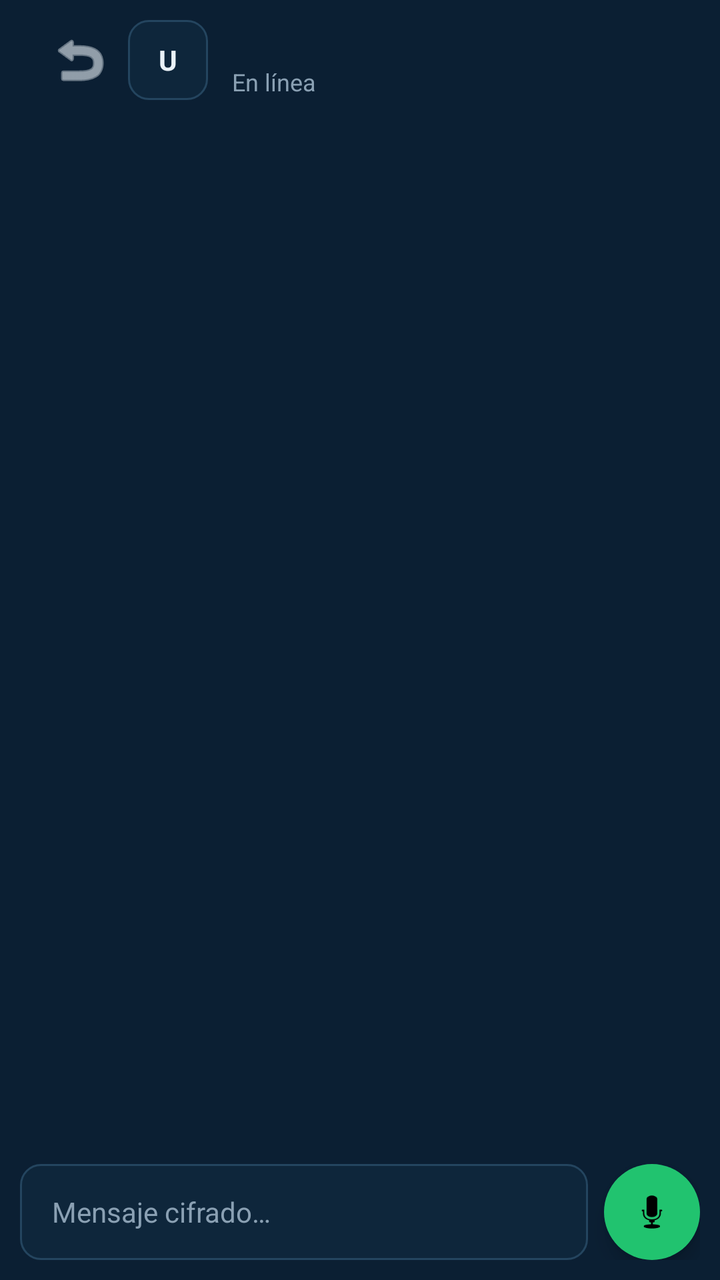
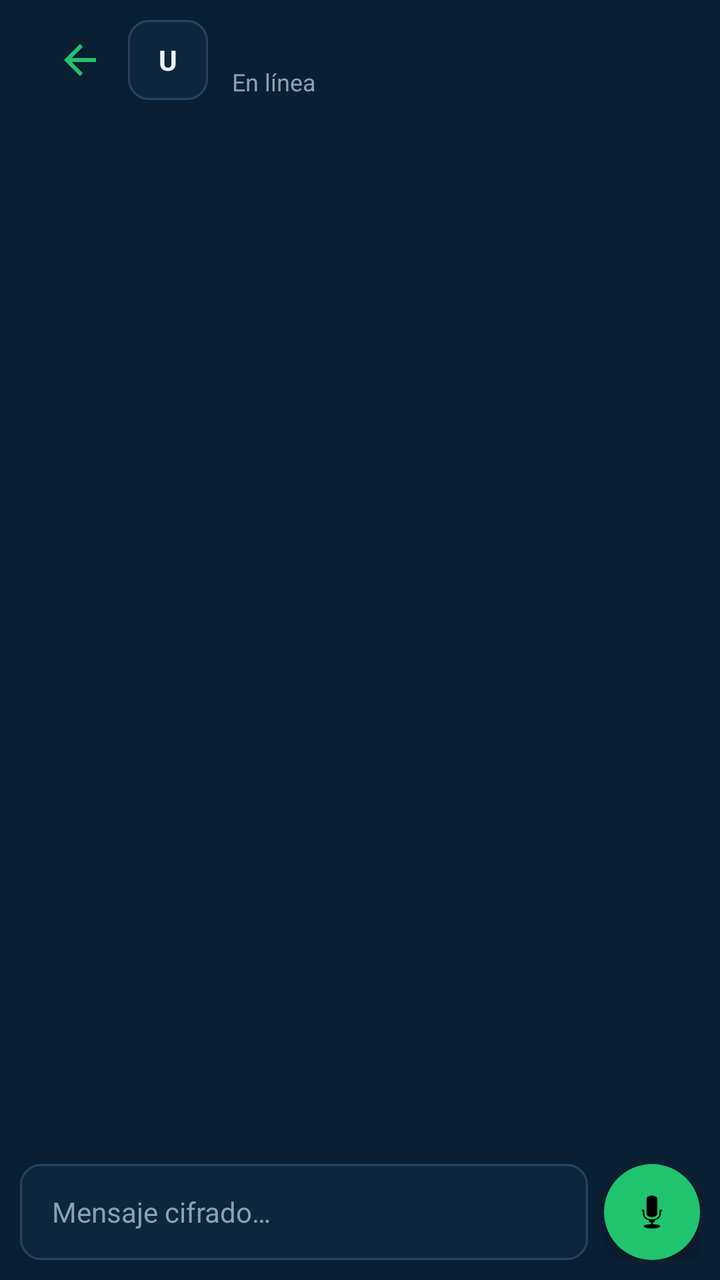

An Android layout rendered at two revisions. The XML below is the earlier revision; the diff shows what the commit changed to produce the second picture.
<!-- AndroidManifest.xml: application theme Theme.SeminarioFinal -->
<!-- res/layout/activity_chat.xml -->
<?xml version="1.0" encoding="utf-8"?>
<RelativeLayout xmlns:android="http://schemas.android.com/apk/res/android"
    xmlns:app="http://schemas.android.com/apk/res-auto"
    android:layout_width="match_parent"
    android:layout_height="match_parent"
    android:background="@color/navy">

    
    <LinearLayout
        android:id="@+id/chatHeader"
        android:layout_width="match_parent"
        android:layout_height="60dp"
        android:layout_alignParentTop="true"
        android:gravity="center_vertical"
        android:orientation="horizontal"
        android:paddingHorizontal="16dp"
        android:background="@color/navy">

        <ImageButton
            android:id="@+id/btnBack"
            android:layout_width="48dp"
            android:layout_height="48dp"
            android:background="?attr/selectableItemBackgroundBorderless"
            android:src="@android:drawable/ic_menu_revert"
            app:tint="@color/white"
            android:contentDescription="Volver atrás" />

        
        <TextView
            android:id="@+id/chAv"
            android:layout_width="40dp"
            android:layout_height="40dp"
            android:layout_marginEnd="12dp"
            android:background="@drawable/bg_input_dark"
            android:gravity="center"
            android:text="U"
            android:textColor="@color/white"
            android:textStyle="bold" />

        <LinearLayout
            android:layout_width="0dp"
            android:layout_height="wrap_content"
            android:layout_weight="1"
            android:orientation="vertical">

            <TextView
                android:id="@+id/chName"
                android:layout_width="wrap_content"
                android:layout_height="wrap_content"
                android:textColor="@color/white"
                android:textSize="16sp"
                android:textStyle="bold" />

            <TextView
                android:id="@+id/chSub"
                android:layout_width="wrap_content"
                android:layout_height="wrap_content"
                android:text="En línea"
                android:textColor="@color/mut_text"
                android:textSize="12sp" />
        </LinearLayout>
    </LinearLayout>

    
    <LinearLayout
        android:id="@+id/inputBar"
        android:layout_width="match_parent"
        android:layout_height="wrap_content"
        android:layout_alignParentBottom="true"
        android:gravity="center_vertical"
        android:orientation="horizontal"
        android:padding="10dp">

        <EditText
            android:id="@+id/txtInput"
            android:layout_width="0dp"
            android:layout_height="48dp"
            android:layout_weight="1"
            android:background="@drawable/bg_input_dark"
            android:hint="Mensaje cifrado…"
            android:textColorHint="@color/mut_text"
            android:paddingHorizontal="16dp"
            android:textColor="@color/white"
            android:textSize="14sp" />

        <com.google.android.material.floatingactionbutton.FloatingActionButton
            android:id="@+id/micBtn"
            android:layout_width="wrap_content"
            android:layout_height="wrap_content"
            android:layout_marginStart="8dp"
            android:clickable="true"
            android:focusable="true"
            android:contentDescription="Grabar audio o enviar"
            app:backgroundTint="@color/green_accent"
            app:fabCustomSize="48dp"
            app:maxImageSize="24dp"
            app:shapeAppearanceOverlay="@style/CircleFAB"
            android:src="@android:drawable/ic_btn_speak_now"
            app:tint="@android:color/black" />
    </LinearLayout>

    
    <androidx.recyclerview.widget.RecyclerView
        android:id="@+id/chatRecyclerView"
        android:layout_width="match_parent"
        android:layout_height="match_parent"
        android:layout_above="@id/inputBar"
        android:layout_below="@id/chatHeader"
        android:padding="16dp"
        android:clipToPadding="false" />

</RelativeLayout>
<!-- resources referenced by this layout -->
<resources>
  <color name="green_accent">#21C36F</color>
  <color name="mut_text">#8AA0B3</color>
  <color name="navy">#0B1F33</color>
  <color name="white">#EAF2F8</color>
  <!-- drawable bg_input_dark (drawable) -->
  <?xml version="1.0" encoding="utf-8"?>
  <shape xmlns:android="http://schemas.android.com/apk/res/android">
      <solid android:color="@color/navy_input" />
      <stroke android:width="1dp" android:color="@color/line_border" />
      <corners android:radius="10dp" />
  </shape>
  <style name="CircleFAB" parent="">
          <item name="cornerSize">50%</item>
      </style>
  <style name="Theme.SeminarioFinal" parent="Base.Theme.SeminarioFinal" />
  <color name="navy_input">#0E263B</color>
  <color name="line_border">#24455F</color>
  <style name="Base.Theme.SeminarioFinal" parent="Theme.Material3.DayNight.NoActionBar">
          
          
      </style>
</resources>

<!-- the commit's change to res/layout/activity_chat.xml (unified diff, before → after) -->
@@ -21,8 +21,8 @@
             android:layout_width="48dp"
             android:layout_height="48dp"
             android:background="?attr/selectableItemBackgroundBorderless"
-            android:src="@android:drawable/ic_menu_revert"
-            app:tint="@color/white"
+            android:src="@drawable/ic_arrow_back"
+            app:tint="@color/green_accent"
             android:contentDescription="Volver atrás" />
 
         
<!-- resource entries referenced after the edit -->
@@ -11,6 +11,17 @@
       <stroke android:width="1dp" android:color="@color/line_border" />
       <corners android:radius="10dp" />
   </shape>
+  <!-- drawable ic_arrow_back (drawable) -->
+  <vector xmlns:android="http://schemas.android.com/apk/res/android"
+      android:width="24dp"
+      android:height="24dp"
+      android:viewportWidth="24"
+      android:viewportHeight="24"
+      android:tint="?attr/colorControlNormal">
+      <path
+          android:fillColor="@android:color/white"
+          android:pathData="M20,11H7.83l5.59,-5.59L12,4l-8,8 8,8 1.41,-1.41L7.83,13H20v-2z"/>
+  </vector>
   <style name="CircleFAB" parent="">
           <item name="cornerSize">50%</item>
       </style>
